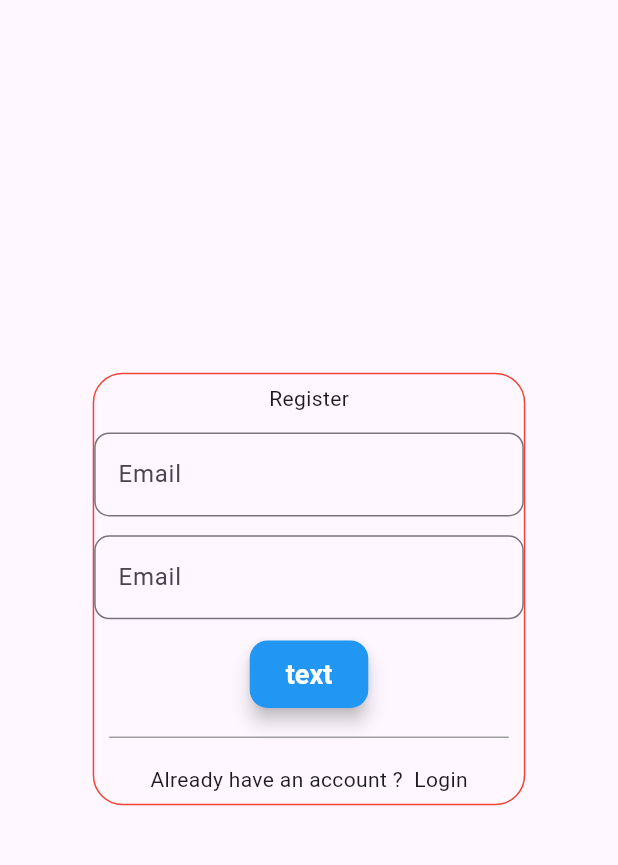
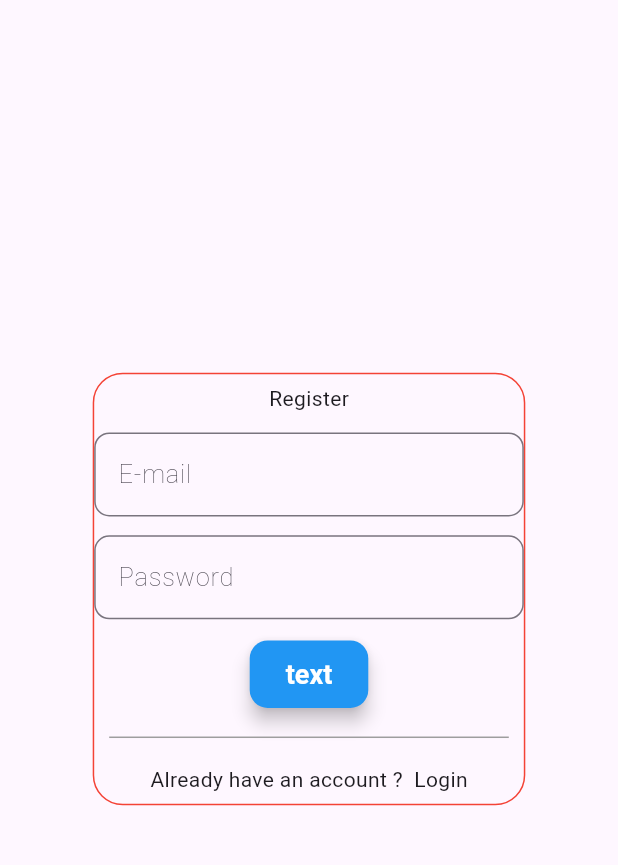
Before and after one commit to rkt1234/blogapp, a Flutter app: the SigninScreen screen opened directly, on a phone screen of 412 x 824 dp, the part 71-936 px from its top. Run offline on Flutter 3.47's test engine with Material 3 defaults, Android fonts, the phone set to English and light mode, and no system bars; our stand-ins replace google_fonts; network calls fail; Roboto replaces fonts that are missing (Gabarito).

Commit message:
styles added

```diff
--- a/lib/main.dart
+++ b/lib/main.dart
@@ -1,6 +1,7 @@
+import 'package:blogapp/screens/create_blog_screen.dart';
 import 'package:blogapp/screens/home_screen.dart';
-import 'package:blogapp/screens/signin_screen.dart';
 import 'package:blogapp/screens/signup_screen.dart';
+import 'package:blogapp/screens/view_blog_screen.dart';
 import 'package:flutter/material.dart';
 
 void main() {
@@ -17,6 +18,6 @@ class MyApp extends StatefulWidget {
 class _MyAppState extends State<MyApp> {
   @override
   Widget build(BuildContext context) {
-    return const HomeScreen();
+    return const ViewBlogScreen();
   }
 }
--- a/lib/screens/home_screen.dart
+++ b/lib/screens/home_screen.dart
@@ -14,8 +14,9 @@ class _HomeScreenState extends State<HomeScreen> {
     return  Scaffold(
       floatingActionButton: FloatingActionButton(
         onPressed: (){},
+        backgroundColor: Colors.white,
         shape: const CircleBorder(),
-        child: const Icon(Icons.add),
+        child: const Icon(Icons.add,color: Colors.black,),
       ),
       body: SafeArea(
         child: Column(
--- a/lib/screens/signin_screen.dart
+++ b/lib/screens/signin_screen.dart
@@ -1,7 +1,7 @@
 import 'package:blogapp/utils/constants.dart';
 import 'package:blogapp/utils/text_style.dart';
 import 'package:blogapp/widgets/custom_elevatedbutton.dart';
-import 'package:blogapp/widgets/custom_textfield.dart';
+import 'package:blogapp/widgets/custom_auth_textfield.dart';
 import 'package:flutter/material.dart';
 
 class SigninScreen extends StatefulWidget {
@@ -19,7 +19,7 @@ class _SigninScreenState extends State<SigninScreen> {
     return Scaffold(
       appBar: AppBar(
         title: Center(
-          child: Text(appHeader, style: titleStyle),
+          child: Text(appHeader, style: appTitleStyle),
         ),
       ),
       body: Center(
@@ -34,8 +34,12 @@ class _SigninScreenState extends State<SigninScreen> {
             mainAxisAlignment: MainAxisAlignment.spaceAround,
             children: [
               const Text("Register"),
-              const CustomTextField(),
-              const CustomTextField(),
+               AuthCustomTextField(labelText: 'E-mail',
+                labelStyle: authenticationFormStyle,
+              ),
+               AuthCustomTextField(labelText: 'Password',
+                labelStyle: authenticationFormStyle,
+              ),
               const CustomElevatedButton(),
               Container(
                   margin:
--- a/lib/utils/text_style.dart
+++ b/lib/utils/text_style.dart
@@ -1,4 +1,11 @@
 import 'package:flutter/material.dart';
 import 'package:google_fonts/google_fonts.dart';
 
-final titleStyle = GoogleFonts.montserrat(fontSize: 30, fontWeight: FontWeight.w500);
+final appTitleStyle =
+    GoogleFonts.montserrat(fontSize: 30, fontWeight: FontWeight.w500);
+final blogTitleStyle =
+    GoogleFonts.lato(fontSize: 15, fontWeight: FontWeight.w900);
+final blogDescriptionStyle = GoogleFonts.poppins(
+    fontSize: 15, fontWeight: FontWeight.w400, color: Colors.black);
+final authenticationFormStyle =
+    GoogleFonts.gabarito(fontSize: 17, fontWeight: FontWeight.w200);
--- /dev/null
+++ b/lib/widgets/custom_auth_textfield.dart
@@ -0,0 +1,24 @@
+import 'package:flutter/material.dart';
+
+class AuthCustomTextField extends StatefulWidget {
+  final String labelText;
+  final TextStyle labelStyle;
+  const AuthCustomTextField({super.key, required this.labelText, required this.labelStyle});
+
+  @override
+  State<AuthCustomTextField> createState() => _AuthCustomTextFieldState();
+}
+
+class _AuthCustomTextFieldState extends State<AuthCustomTextField> {
+  @override
+  Widget build(BuildContext context) {
+    return  TextField(
+      decoration: InputDecoration(
+        labelText:widget.labelText,
+        labelStyle:widget.labelStyle ,
+        border: const OutlineInputBorder(
+            borderRadius: BorderRadius.all(Radius.circular(10))),
+      ),
+    );
+  }
+}
--- a/lib/widgets/custom_textfield.dart
+++ /dev/null
@@ -1,22 +0,0 @@
-import 'package:flutter/material.dart';
-
-class CustomTextField extends StatefulWidget {
-  const CustomTextField({super.key});
-
-  @override
-  State<CustomTextField> createState() => _CustomTextFieldState();
-}
-
-class _CustomTextFieldState extends State<CustomTextField> {
-  @override
-  Widget build(BuildContext context) {
-    return const TextField(
-      decoration: InputDecoration(
-        labelText: "Email",
-        border: OutlineInputBorder(
-            borderSide: BorderSide(color: Colors.red),
-            borderRadius: BorderRadius.all(Radius.circular(10))),
-      ),
-    );
-  }
-}
```
Also changed, not shown: lib/screens/create_blog_screen.dart (added, +48 -0 lines), lib/screens/signup_screen.dart (+25 -11 lines), lib/screens/view_blog_screen.dart (added, +73 -0 lines), lib/widgets/blog_tile.dart (+8 -5 lines), lib/widgets/custom_blog_textfield.dart (added, +20 -0 lines), lib/screens/edit_blog_screen.dart (added), lib/screens/profile_screen.dart (added).
